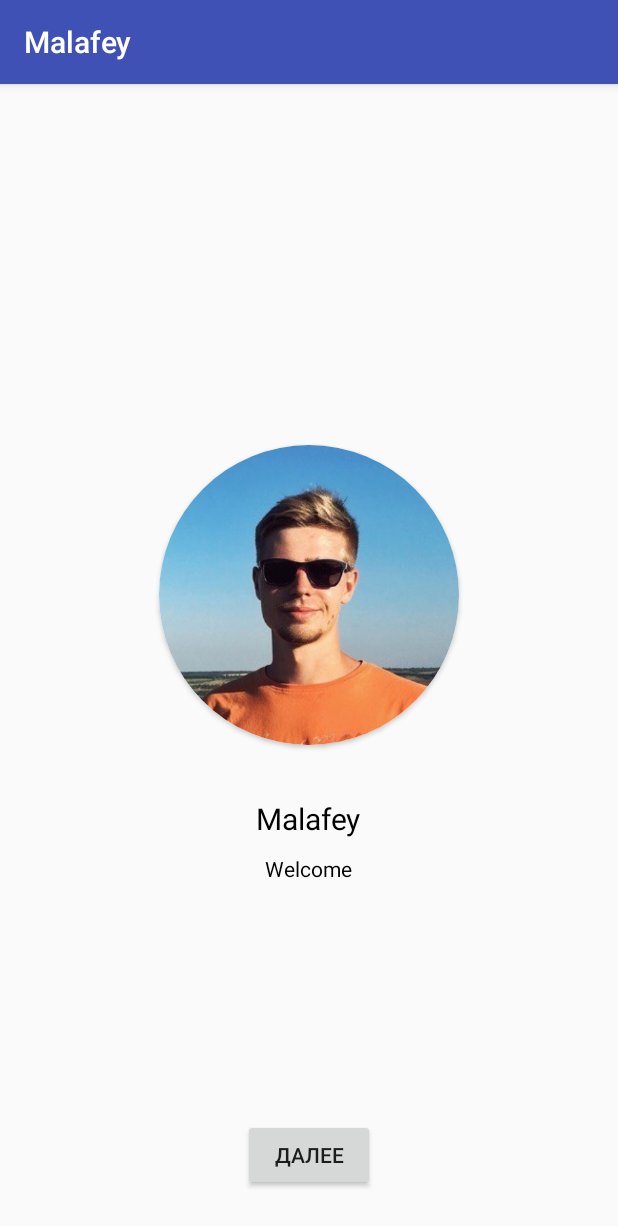
After one commit to Kimentii/KirillMalafeyLauncher, an Android app: the HelloActivity screen opened directly, with no data from a screen before it, on a phone screen of 412 x 824 dp. The commit adds this screen. Shown: the top 1226 px of the screen. Run offline under Robolectric (Android 15) with nearby library versions, the phone set to English and light mode, and no system bars.

Commit message:
Added HelloActivity.

```diff
--- a/app/src/main/AndroidManifest.xml
+++ b/app/src/main/AndroidManifest.xml
@@ -1,6 +1,8 @@
 <?xml version="1.0" encoding="utf-8"?>
 <manifest xmlns:android="http://schemas.android.com/apk/res/android"
           package="kirill.malafey.launcher">
+
+    <uses-permission android:name="android.permission.INTERNET"/>
 
     <application
         android:allowBackup="true"
@@ -23,7 +25,9 @@
         <meta-data
             android:name="net.hockeyapp.android.appIdentifier"
             android:value="${HOCKEYAPP_APP_ID}"/>
+
+        <activity android:name=".welcome_page.HelloActivity">
+        </activity>
     </application>
 
-    <uses-permission android:name="android.permission.INTERNET"/>
 </manifest>
--- /dev/null
+++ b/app/src/main/java/kirill/malafey/launcher/welcome_page/HelloActivity.java
@@ -0,0 +1,22 @@
+package kirill.malafey.launcher.welcome_page;
+
+import android.content.Context;
+import android.content.Intent;
+import android.os.Bundle;
+import android.support.v7.app.AppCompatActivity;
+
+import kirill.malafey.launcher.R;
+
+public class HelloActivity extends AppCompatActivity {
+
+    public static Intent newIntent(Context packageContext) {
+        Intent intent = new Intent(packageContext, HelloActivity.class);
+        return intent;
+    }
+
+    @Override
+    protected void onCreate(Bundle savedInstanceState) {
+        super.onCreate(savedInstanceState);
+        setContentView(R.layout.activity_hello);
+    }
+}
--- /dev/null
+++ b/app/src/main/res/layout-land/activity_hello.xml
@@ -0,0 +1,11 @@
+<?xml version="1.0" encoding="utf-8"?>
+<LinearLayout
+    xmlns:android="http://schemas.android.com/apk/res/android"
+    xmlns:app="http://schemas.android.com/apk/res-auto"
+    xmlns:tools="http://schemas.android.com/tools"
+    android:layout_width="match_parent"
+    android:layout_height="match_parent"
+    android:orientation="horizontal"
+    tools:context="kirill.malafey.launcher.welcome_page.HelloActivity">
+
+</LinearLayout>
--- /dev/null
+++ b/app/src/main/res/layout/activity_hello.xml
@@ -0,0 +1,55 @@
+<?xml version="1.0" encoding="utf-8"?>
+<FrameLayout
+    xmlns:android="http://schemas.android.com/apk/res/android"
+    xmlns:app="http://schemas.android.com/apk/res-auto"
+    android:layout_width="match_parent"
+    android:layout_height="match_parent">
+
+    <LinearLayout
+        android:layout_width="wrap_content"
+        android:layout_height="wrap_content"
+        android:layout_gravity="center"
+        android:orientation="vertical">
+
+        <android.support.v7.widget.CardView
+            android:layout_width="@dimen/image_size"
+            android:layout_height="@dimen/image_size"
+            android:layout_margin="5dp"
+            app:cardCornerRadius="@dimen/image_radius">
+
+            <ImageView
+                android:id="@+id/roundedImageView"
+                android:layout_width="wrap_content"
+                android:layout_height="wrap_content"
+                android:background="@color/white"
+                android:contentDescription="@string/my_photo"
+                android:scaleType="centerCrop"
+                android:src="@drawable/me"/>
+        </android.support.v7.widget.CardView>
+
+        <TextView
+            android:layout_width="wrap_content"
+            android:layout_height="wrap_content"
+            android:layout_gravity="center"
+            android:layout_marginTop="30dp"
+            android:text="@string/app_name"
+            android:textColor="@color/black"
+            android:textSize="20sp"/>
+
+        <TextView
+            android:layout_width="wrap_content"
+            android:layout_height="wrap_content"
+            android:layout_gravity="center"
+            android:layout_marginTop="10dp"
+            android:text="@string/hello_title"
+            android:textColor="@color/black"/>
+    </LinearLayout>
+
+    <Button
+        style="Widget.AppCompat.Button.Colored"
+        android:layout_width="wrap_content"
+        android:layout_height="wrap_content"
+        android:layout_gravity="bottom|center"
+        android:layout_marginBottom="30dp"
+        android:text="@string/next_button_text"/>
+</FrameLayout>
--- a/app/src/main/res/layout/activity_main.xml
+++ b/app/src/main/res/layout/activity_main.xml
@@ -14,7 +14,7 @@
         app:cardCornerRadius="@dimen/image_radius">
 
         <ImageView
-            android:id="@+id/roundedImageView"
+            android:id="@+id/image_view_author_photo"
             android:layout_width="wrap_content"
             android:layout_height="wrap_content"
             android:background="@color/white"
--- a/app/src/main/res/values/strings.xml
+++ b/app/src/main/res/values/strings.xml
@@ -1,6 +1,8 @@
 <resources>
-    <string name="app_name">KirillMalafeyLauncher</string>
+    <string name="app_name">Malafey</string>
     <string name="name_and_surname">Kirill Malafey</string>
     <string name="github_account_name">GitHub account name: Kimentii</string>
     <string name="my_photo">Kirill\'s photo</string>
+    <string name="hello_title">Welcome</string>
+    <string name="next_button_text">Далее</string>
 </resources>
```
Also changed, not shown: app/src/main/java/kirill/malafey/launcher/MainActivity.java (+51 -1 lines).
